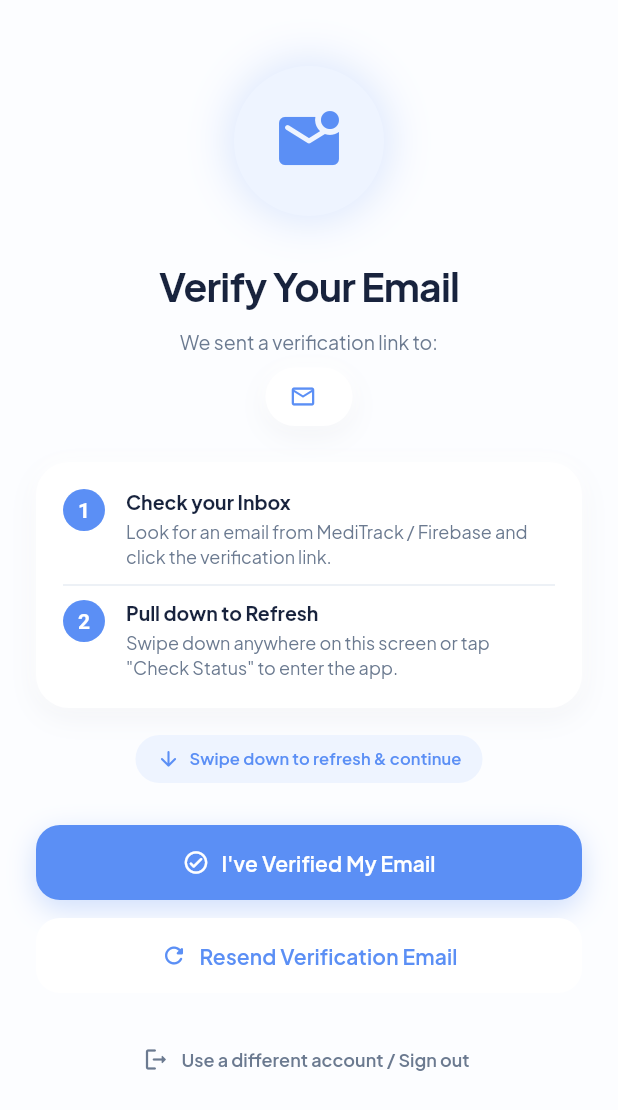
After one commit to helix-77/MediTrack, a Flutter app: the VerifyEmailScreen screen opened directly, on a phone screen of 412 x 824 dp. The commit adds this screen. Shown: the top 1110 px of the screen. Run offline on Flutter 3.47's test engine with Material 3 defaults, Android fonts, the phone set to English and light mode, and no system bars; our stand-ins replace cloud_firestore, dio, firebase_ai, firebase_auth, firebase_core, firebase_storage and 11 more; missing offline and left inert: firebase_app_check, google_mlkit_text_recognition; accounts and stored records are empty.

Commit message:
feat(auth): add email verification flow with pull-to-refresh and improve email/password login

```diff
--- a/lib/logic/auth_guard.dart
+++ b/lib/logic/auth_guard.dart
@@ -25,20 +25,23 @@ User requireAuthenticatedUser(FirebaseAuth auth) {
   return user;
 }
 
-enum AuthRoute { welcome, accountUpgrade, app }
+enum AuthRoute { welcome, accountUpgrade, verifyEmail, app }
 
 AuthRoute authRouteFor(User? user) {
   return authRouteForState(
     hasUser: user != null,
     isAnonymous: user?.isAnonymous ?? false,
+    isEmailVerified: user?.emailVerified ?? false,
   );
 }
 
 AuthRoute authRouteForState({
   required bool hasUser,
   required bool isAnonymous,
+  bool isEmailVerified = false,
 }) {
   if (!hasUser) return AuthRoute.welcome;
   if (isAnonymous) return AuthRoute.accountUpgrade;
+  if (!isEmailVerified) return AuthRoute.verifyEmail;
   return AuthRoute.app;
 }
--- a/lib/screens/login_screen.dart
+++ b/lib/screens/login_screen.dart
@@ -128,9 +128,10 @@ class _LoginScreenState extends State<LoginScreen> {
   }
 
   void _showErrorSnackBar(String message) {
+    final cleanMessage = message.replaceFirst(RegExp(r'^Exception:\s*'), '');
     ScaffoldMessenger.of(context).showSnackBar(
       SnackBar(
-        content: Text(message),
+        content: Text(cleanMessage),
         backgroundColor: AppColors.danger,
       ),
     );
--- a/lib/screens/signup_screen.dart
+++ b/lib/screens/signup_screen.dart
@@ -74,9 +74,10 @@ class _SignUpScreenState extends State<SignUpScreen> {
   }
 
   void _showErrorSnackBar(String message) {
+    final cleanMessage = message.replaceFirst(RegExp(r'^Exception:\s*'), '');
     ScaffoldMessenger.of(context).showSnackBar(
       SnackBar(
-        content: Text(message),
+        content: Text(cleanMessage),
         backgroundColor: AppColors.danger,
       ),
     );
--- /dev/null
+++ b/lib/screens/verify_email_screen.dart
@@ -0,0 +1,424 @@
+import 'dart:async';
+import 'package:flutter/material.dart';
+import 'package:provider/provider.dart';
+
+import '../services/auth_service.dart';
+import '../theme/app_tokens.dart';
+import '../theme/colors.dart';
+import '../theme/typography.dart';
+import '../widgets/soft_button.dart';
+import '../widgets/soft_surface.dart';
+
+class VerifyEmailScreen extends StatefulWidget {
+  const VerifyEmailScreen({super.key});
+
+  @override
+  State<VerifyEmailScreen> createState() => _VerifyEmailScreenState();
+}
+
+class _VerifyEmailScreenState extends State<VerifyEmailScreen>
+    with WidgetsBindingObserver {
+  late final AuthService _authService;
+  bool _isChecking = false;
+  bool _isResending = false;
+  int _resendCooldownSeconds = 0;
+  Timer? _cooldownTimer;
+
+  @override
+  void initState() {
+    super.initState();
+    WidgetsBinding.instance.addObserver(this);
+    _authService = context.read<AuthService>();
+  }
+
+  @override
+  void dispose() {
+    WidgetsBinding.instance.removeObserver(this);
+    _cooldownTimer?.cancel();
+    super.dispose();
+  }
+
+  @override
+  void didChangeAppLifecycleState(AppLifecycleState state) {
+    if (state == AppLifecycleState.resumed) {
+      _checkVerification(silent: true);
+    }
+  }
+
+  Future<void> _checkVerification({bool silent = false}) async {
+    if (_isChecking) return;
+    setState(() => _isChecking = true);
+
+    try {
+      final isVerified = await _authService.reloadUser();
+      if (!mounted) return;
+
+      if (isVerified) {
+        ScaffoldMessenger.of(context).showSnackBar(
+          const SnackBar(
+            content: Text('Email verified successfully! Welcome to MediTrack.'),
+            backgroundColor: AppColors.success,
+          ),
+        );
+      } else if (!silent) {
+        ScaffoldMessenger.of(context).showSnackBar(
+          const SnackBar(
+            content: Text(
+              'Email not verified yet. Please click the link in your email and pull down to refresh.',
+            ),
+            backgroundColor: AppColors.warning,
+          ),
+        );
+      }
+    } catch (e) {
+      if (!mounted) return;
+      if (!silent) {
+        final message = e.toString().replaceFirst(RegExp(r'^Exception:\s*'), '');
+        ScaffoldMessenger.of(context).showSnackBar(
+          SnackBar(
+            content: Text(message),
+            backgroundColor: AppColors.danger,
+          ),
+        );
+      }
+    } finally {
+      if (mounted) {
+        setState(() => _isChecking = false);
+      }
+    }
+  }
+
+  Future<void> _handleResendVerification() async {
+    if (_isResending || _resendCooldownSeconds > 0) return;
+
+    setState(() => _isResending = true);
+
+    try {
+      await _authService.sendEmailVerification();
+      if (!mounted) return;
+
+      ScaffoldMessenger.of(context).showSnackBar(
+        const SnackBar(
+          content: Text('Verification email resent! Check your inbox & spam folder.'),
+          backgroundColor: AppColors.success,
+        ),
+      );
+
+      _startCooldownTimer();
+    } catch (e) {
+      if (!mounted) return;
+      final message = e.toString().replaceFirst(RegExp(r'^Exception:\s*'), '');
+      ScaffoldMessenger.of(context).showSnackBar(
+        SnackBar(
+          content: Text(message),
+          backgroundColor: AppColors.danger,
+        ),
+      );
+    } finally {
+      if (mounted) {
+        setState(() => _isResending = false);
+      }
+    }
+  }
+
+  void _startCooldownTimer() {
+    setState(() => _resendCooldownSeconds = 30);
+    _cooldownTimer?.cancel();
+    _cooldownTimer = Timer.periodic(const Duration(seconds: 1), (timer) {
+      if (!mounted) {
+        timer.cancel();
+        return;
+      }
+      if (_resendCooldownSeconds <= 1) {
+        timer.cancel();
+        setState(() => _resendCooldownSeconds = 0);
+      } else {
+        setState(() => _resendCooldownSeconds--);
+      }
+    });
+  }
+
+  Future<void> _handleSignOut() async {
+    try {
+      await _authService.signOut();
+    } catch (e) {
+      if (!mounted) return;
+      final message = e.toString().replaceFirst(RegExp(r'^Exception:\s*'), '');
+      ScaffoldMessenger.of(context).showSnackBar(
+        SnackBar(
+          content: Text(message),
+          backgroundColor: AppColors.danger,
+        ),
+      );
+    }
+  }
+
+  @override
+  Widget build(BuildContext context) {
+    final isDark = Theme.of(context).brightness == Brightness.dark;
+    final user = _authService.currentUser;
+    final userEmail = user?.email ?? 'your email address';
+
+    return Scaffold(
+      backgroundColor: isDark ? AppColors.darkCanvas : AppColors.canvas,
+      body: SafeArea(
+        child: RefreshIndicator(
+          color: AppColors.primaryBlue,
+          backgroundColor: isDark ? AppColors.darkSurface : AppColors.surface,
+          onRefresh: () => _checkVerification(silent: false),
+          child: SingleChildScrollView(
+            physics: const AlwaysScrollableScrollPhysics(),
+            padding: const EdgeInsets.symmetric(horizontal: 24, vertical: 20),
+            child: Column(
+              crossAxisAlignment: CrossAxisAlignment.center,
+              children: [
+                const SizedBox(height: 24),
+
+                // Glowing Verification Icon Badge
+                Center(
+                  child: Container(
+                    width: 100,
+                    height: 100,
+                    decoration: BoxDecoration(
+                      color: isDark
+                          ? AppColors.primaryBlue.withValues(alpha: 0.15)
+                          : AppColors.primaryBlueLight,
+                      shape: BoxShape.circle,
+                      boxShadow: [
+                        BoxShadow(
+                          color: AppColors.primaryBlue.withValues(alpha: 0.2),
+                          blurRadius: 24,
+                          spreadRadius: 4,
+                        ),
+                      ],
+                    ),
+                    child: const Icon(
+                      Icons.mark_email_unread_rounded,
+                      size: 48,
+                      color: AppColors.primaryBlue,
+                    ),
+                  ),
+                ),
+                const SizedBox(height: 28),
+
+                // Title & Subtitle
+                Text(
+                  'Verify Your Email',
+                  style: AppTypography.displayLarge.copyWith(
+                    color: isDark
+                        ? AppColors.darkTextPrimary
+                        : AppColors.textPrimary,
+                    fontSize: 26,
+                  ),
+                  textAlign: TextAlign.center,
+                ),
+                const SizedBox(height: 10),
+                Text(
+                  'We sent a verification link to:',
+                  style: AppTypography.bodyMedium.copyWith(
+                    color: isDark
+                        ? AppColors.darkTextSecondary
+                        : AppColors.textSecondary,
+                  ),
+                  textAlign: TextAlign.center,
+                ),
+                const SizedBox(height: 8),
+
+                // Email Container Badge
+                SoftCard(
+                  padding: const EdgeInsets.symmetric(
+                    horizontal: 16,
+                    vertical: 10,
+                  ),
+                  child: Row(
+                    mainAxisSize: MainAxisSize.min,
+                    children: [
+                      const Icon(
+                        Icons.email_outlined,
+                        size: 18,
+                        color: AppColors.primaryBlue,
+                      ),
+                      const SizedBox(width: 8),
+                      Flexible(
+                        child: Text(
+                          userEmail,
+                          style: AppTypography.bodyMedium.copyWith(
+                            fontWeight: FontWeight.w700,
+                            color: isDark
+                                ? AppColors.darkTextPrimary
+                                : AppColors.textPrimary,
+                          ),
+                          overflow: TextOverflow.ellipsis,
+                        ),
+                      ),
+                    ],
+                  ),
+                ),
+                const SizedBox(height: 24),
+
+                // Step Instructions Card
+                SoftCard(
+                  padding: const EdgeInsets.all(18),
+                  child: Column(
+                    children: [
+                      _buildStepRow(
+                        stepNumber: '1',
+                        title: 'Check your Inbox',
+                        description:
+                            'Look for an email from MediTrack / Firebase and click the verification link.',
+                        isDark: isDark,
+                      ),
+                      const Divider(height: 20),
+                      _buildStepRow(
+                        stepNumber: '2',
+                        title: 'Pull down to Refresh',
+                        description:
+                            'Swipe down anywhere on this screen or tap "Check Status" to enter the app.',
+                        isDark: isDark,
+                      ),
+                    ],
+                  ),
+                ),
+                const SizedBox(height: 18),
+
+                // Pull-down prompt pill
+                Container(
+                  padding: const EdgeInsets.symmetric(
+                    horizontal: 14,
+                    vertical: 8,
+                  ),
+                  decoration: BoxDecoration(
+                    color: isDark
+                        ? AppColors.darkSurfaceElevated
+                        : AppColors.primaryBlueLight,
+                    borderRadius: AppRadii.pillRadius,
+                  ),
+                  child: Row(
+                    mainAxisSize: MainAxisSize.min,
+                    children: [
+                      const Icon(
+                        Icons.arrow_downward_rounded,
+                        size: 16,
+                        color: AppColors.primaryBlue,
+                      ),
+                      const SizedBox(width: 6),
+                      Text(
+                        'Swipe down to refresh & continue',
+                        style: AppTypography.caption.copyWith(
+                          color: AppColors.primaryBlue,
+                          fontWeight: FontWeight.w600,
+                        ),
+                      ),
+                    ],
+                  ),
+                ),
+                const SizedBox(height: 28),
+
+                // Manual Check Button
+                SoftPrimaryButton(
+                  label: "I've Verified My Email",
+                  isLoading: _isChecking,
+                  icon: Icons.check_circle_outline_rounded,
+                  onPressed: _isChecking
+                      ? null
+                      : () => _checkVerification(silent: false),
+                ),
+                const SizedBox(height: 12),
+
+                // Resend Email Button
+                SoftSecondaryButton(
+                  label: _resendCooldownSeconds > 0
+                      ? 'Resend Email in ${_resendCooldownSeconds}s'
+                      : 'Resend Verification Email',
+                  isLoading: _isResending,
+                  icon: Icons.refresh_rounded,
+                  onPressed: (_isResending || _resendCooldownSeconds > 0)
+                      ? null
+                      : _handleResendVerification,
+                ),
+                const SizedBox(height: 20),
+
+                // Sign Out / Use Different Account
+                TextButton.icon(
+                  onPressed: _handleSignOut,
+                  icon: const Icon(
+                    Icons.logout_rounded,
+                    size: 18,
+                    color: AppColors.textSecondary,
+                  ),
+                  label: Text(
+                    'Use a different account / Sign out',
+                    style: AppTypography.bodySmall.copyWith(
+                      color: isDark
+                          ? AppColors.darkTextSecondary
+                          : AppColors.textSecondary,
+                      fontWeight: FontWeight.w600,
+                    ),
+                  ),
+                ),
+                const SizedBox(height: 16),
+              ],
+            ),
+          ),
+        ),
+      ),
+    );
+  }
+
+  Widget _buildStepRow({
+    required String stepNumber,
+    required String title,
+    required String description,
+    required bool isDark,
+  }) {
+    return Row(
+      crossAxisAlignment: CrossAxisAlignment.start,
+      children: [
+        Container(
+          width: 28,
+          height: 28,
+          decoration: const BoxDecoration(
+            color: AppColors.primaryBlue,
+            shape: BoxShape.circle,
+          ),
+          alignment: Alignment.center,
+          child: Text(
+            stepNumber,
+            style: const TextStyle(
+              color: Colors.white,
+              fontWeight: FontWeight.bold,
+              fontSize: 14,
+            ),
+          ),
+        ),
+        const SizedBox(width: 14),
+        Expanded(
+          child: Column(
+            crossAxisAlignment: CrossAxisAlignment.start,
+            children: [
+              Text(
+                title,
+                style: AppTypography.bodyMedium.copyWith(
+                  fontWeight: FontWeight.w700,
+                  color: isDark
+                      ? AppColors.darkTextPrimary
+                      : AppColors.textPrimary,
+                ),
+              ),
+              const SizedBox(height: 2),
+              Text(
+                description,
+                style: AppTypography.bodySmall.copyWith(
+                  color: isDark
+                      ? AppColors.darkTextSecondary
+                      : AppColors.textSecondary,
+                  height: 1.4,
+                ),
+              ),
+            ],
+          ),
+        ),
+      ],
+    );
+  }
+}
--- a/lib/widgets/soft_button.dart
+++ b/lib/widgets/soft_button.dart
@@ -98,6 +98,7 @@ class SoftSecondaryButton extends StatelessWidget {
   final String label;
   final VoidCallback? onPressed;
   final IconData? icon;
+  final bool isLoading;
   final double height;
   final double? width;
   final Color? borderColor;
@@ -109,6 +110,7 @@ class SoftSecondaryButton extends StatelessWidget {
     required this.label,
     required this.onPressed,
     this.icon,
+    this.isLoading = false,
     this.height = 50.0,
     this.width,
     this.borderColor,
@@ -135,8 +137,17 @@ class SoftSecondaryButton extends StatelessWidget {
           ),
           padding: padding ?? const EdgeInsets.symmetric(horizontal: 16),
         ),
-        onPressed: onPressed,
-        child: Row(
+        onPressed: isLoading ? null : onPressed,
+        child: isLoading
+            ? SizedBox(
+                height: 20,
+                width: 20,
+                child: CircularProgressIndicator(
+                  strokeWidth: 2.2,
+                  valueColor: AlwaysStoppedAnimation<Color>(text),
+                ),
+              )
+            : Row(
                 mainAxisAlignment: MainAxisAlignment.center,
                 mainAxisSize: MainAxisSize.min,
                 children: [
```
Also changed, not shown: lib/main.dart (+5 -2 lines), lib/services/auth_service.dart (+26 -0 lines), 2 other files. Lines whose indentation alone changed are shown as unchanged.
